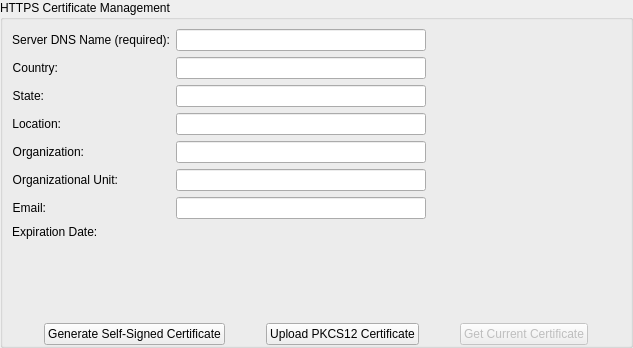
Qt form FWAdminLib/Preferences/sslcertificateform.ui (fw-dev/translations) before a commit.
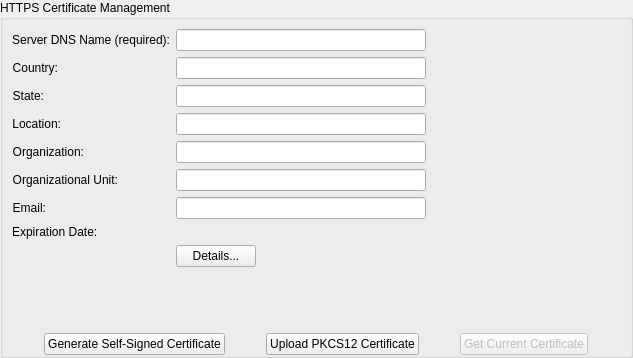
The same form after that commit.

Patch:
```diff
--- a/FWAdminLib/Preferences/sslcertificateform.ui
+++ b/FWAdminLib/Preferences/sslcertificateform.ui
@@ -7,7 +7,7 @@
     <x>0</x>
     <y>0</y>
     <width>633</width>
-    <height>348</height>
+    <height>358</height>
    </rect>
   </property>
   <property name="windowTitle">
@@ -252,9 +252,35 @@
            </property>
           </widget>
          </item>
+         <item row="8" column="1">
+          <widget class="QPushButton" name="details">
+           <property name="sizePolicy">
+            <sizepolicy hsizetype="Fixed" vsizetype="Fixed">
+             <horstretch>0</horstretch>
+             <verstretch>0</verstretch>
+            </sizepolicy>
+           </property>
+           <property name="text">
+            <string>Details...</string>
+           </property>
+          </widget>
+         </item>
         </layout>
        </widget>
       </item>
+      <item>
+       <spacer name="verticalSpacer">
+        <property name="orientation">
+         <enum>Qt::Vertical</enum>
+        </property>
+        <property name="sizeHint" stdset="0">
+         <size>
+          <width>20</width>
+          <height>0</height>
+         </size>
+        </property>
+       </spacer>
+      </item>
       <item>
        <widget class="QLabel" name="warning">
         <property name="text">
```
Left out of the diff: 21 changed lines with no effect on the pictures.
